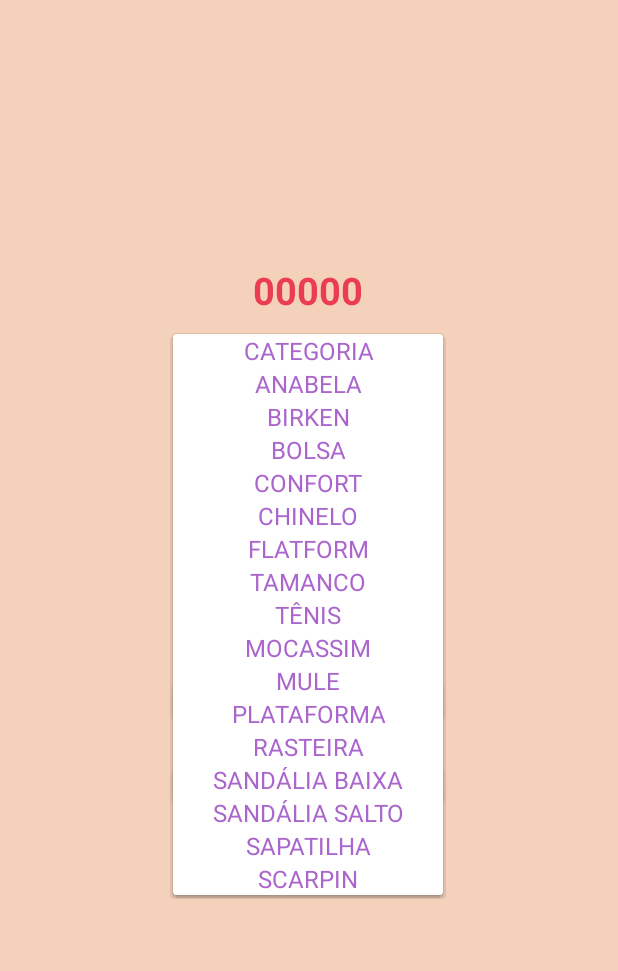
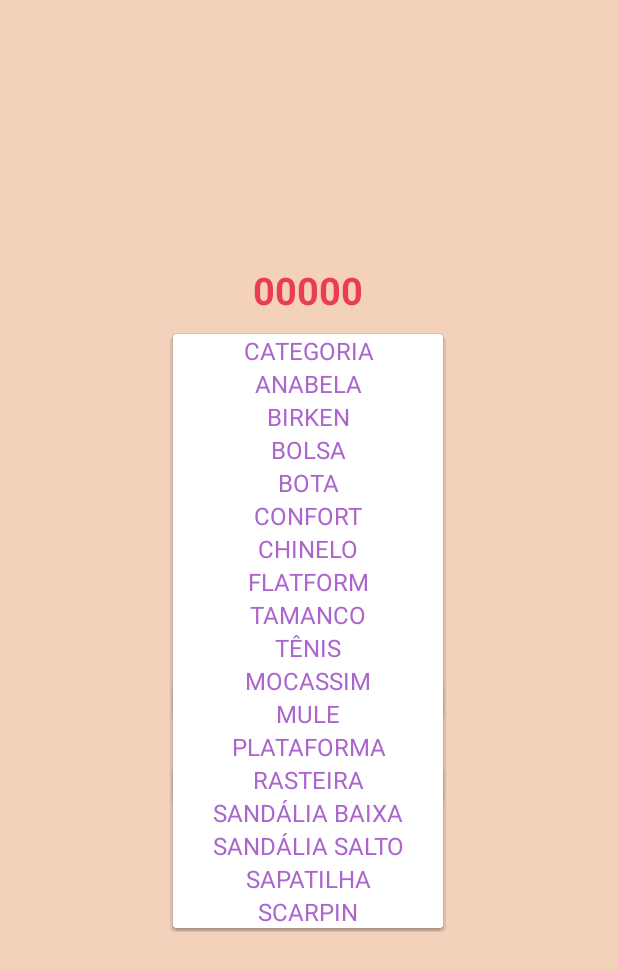
Before and after one commit to samirmaciel/EstoqueSDP-App, an Android app: the AtualizacaoProduto_Act screen opened directly, with no data from a screen before it, after a tap on "CATEGORIA", on a phone screen of 412 x 824 dp. Shown: the top 971 px of the screen. Run offline under Robolectric (Android 15) with nearby library versions, the phone set to English and light mode, and no system bars; our stand-ins replace Firebase (no records; nobody signed in at launch, a user with empty details on screens opened directly); 10 statements that could not run were skipped.

Commit message:
commit v1.6.4 - incluida a categoria "BOTA"

```diff
--- a/app/src/main/java/com/samirmaciel/estoquesdp/RecycleViewClick.java
+++ b/app/src/main/java/com/samirmaciel/estoquesdp/model/RecycleViewClick.java
@@ -1,4 +1,4 @@
-package com.samirmaciel.estoquesdp;
+package com.samirmaciel.estoquesdp.model;
 
 public interface RecycleViewClick {
     void onItemClick(int position);
--- a/app/src/main/java/com/samirmaciel/estoquesdp/ui/AtualizacaoProduto_Act.java
+++ b/app/src/main/java/com/samirmaciel/estoquesdp/ui/AtualizacaoProduto_Act.java
@@ -78,6 +78,7 @@ public class AtualizacaoProduto_Act extends AppCompatActivity {
         listaCategorias.add("ANABELA");
         listaCategorias.add("BIRKEN");
         listaCategorias.add("BOLSA");
+        listaCategorias.add("BOTA");
         listaCategorias.add("CONFORT");
         listaCategorias.add("CHINELO");
         listaCategorias.add("FLATFORM");
@@ -107,6 +108,7 @@ public class AtualizacaoProduto_Act extends AppCompatActivity {
         listaPuxada.add("PAREDE C");
         listaPuxada.add("PAREDE D");
         listaPuxada.add("PAREDE E");
+        listaPuxada.add("ILHA");
 
         listaPiso = new ArrayList<>();
         listaPiso.add("PISO");
--- a/app/src/main/java/com/samirmaciel/estoquesdp/ui/cadastrar/CadastroFragment.java
+++ b/app/src/main/java/com/samirmaciel/estoquesdp/ui/cadastrar/CadastroFragment.java
@@ -90,6 +90,7 @@ public class CadastroFragment extends Fragment {
         listaCategorias.add("ANABELA");
         listaCategorias.add("BIRKEN");
         listaCategorias.add("BOLSA");
+        listaCategorias.add("BOTA");
         listaCategorias.add("CONFORT");
         listaCategorias.add("CHINELO");
         listaCategorias.add("FLATFORM");
```
Also changed, not shown: app/src/main/java/com/samirmaciel/estoquesdp/model/RecycleAdapter.java (renamed from app/src/main/java/com/samirmaciel/estoquesdp/RecycleAdapter.java, +2 -6 lines), app/src/main/java/com/samirmaciel/estoquesdp/ui/estoque/EstoqueFragment.java (+3 -9 lines), app/src/main/java/com/samirmaciel/estoquesdp/ui/inicio/InicioFragment.java (+3 -6 lines), 74 other files.
